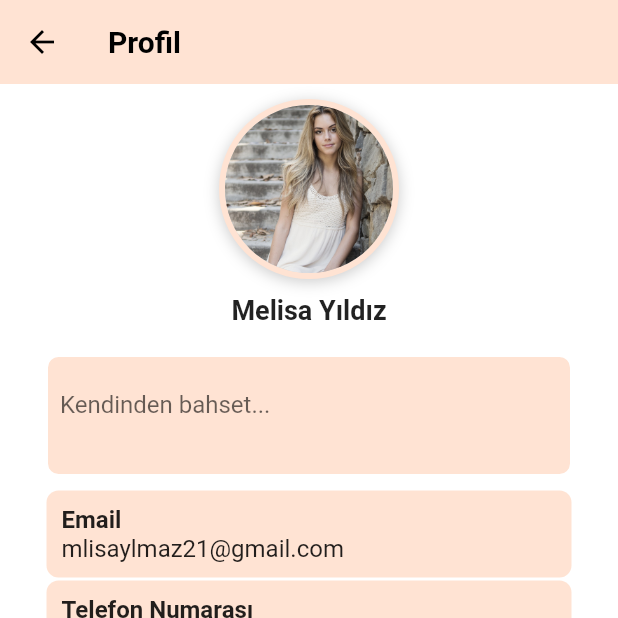
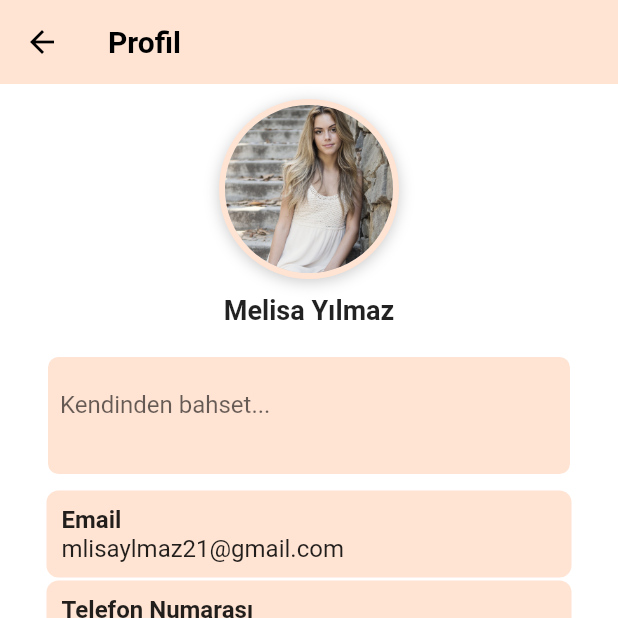
Before and after one commit to ihoflaz/f_43_bootcamp, a Flutter app: the ProfilePage screen opened directly, on a phone screen of 412 x 824 dp, the top half of it. Run offline on Flutter 3.47's test engine with Material 2 defaults, Android fonts, the light colour scheme and no system bars; drawn by our look-alikes of google_nav_bar; our stand-ins replace google_maps_flutter.

Commit message:
some changes

```diff
--- a/lib/Pages/profile_page.dart
+++ b/lib/Pages/profile_page.dart
@@ -80,7 +80,7 @@ class _ProfilePageState extends State<ProfilePage> {
             ),
             const SizedBox(height: 10.0),
             const Text(
-              'Melisa Yıldız',
+              'Melisa Yılmaz',
               style: TextStyle(
                 fontSize: 18.0,
                 fontWeight: FontWeight.bold,
```
